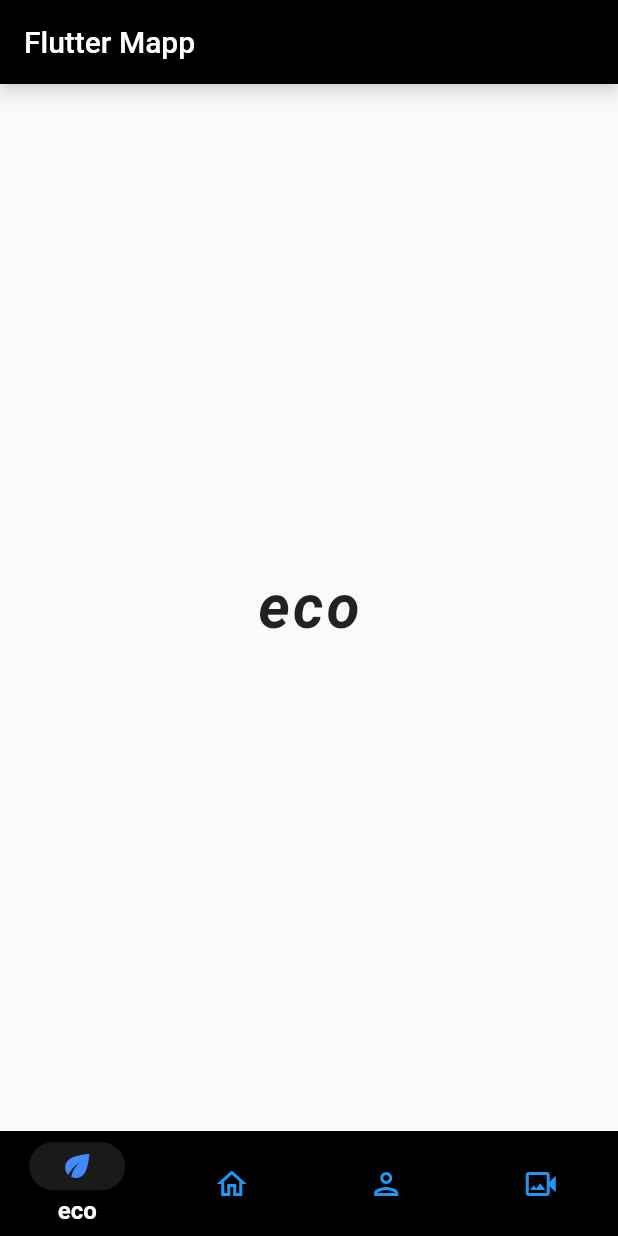
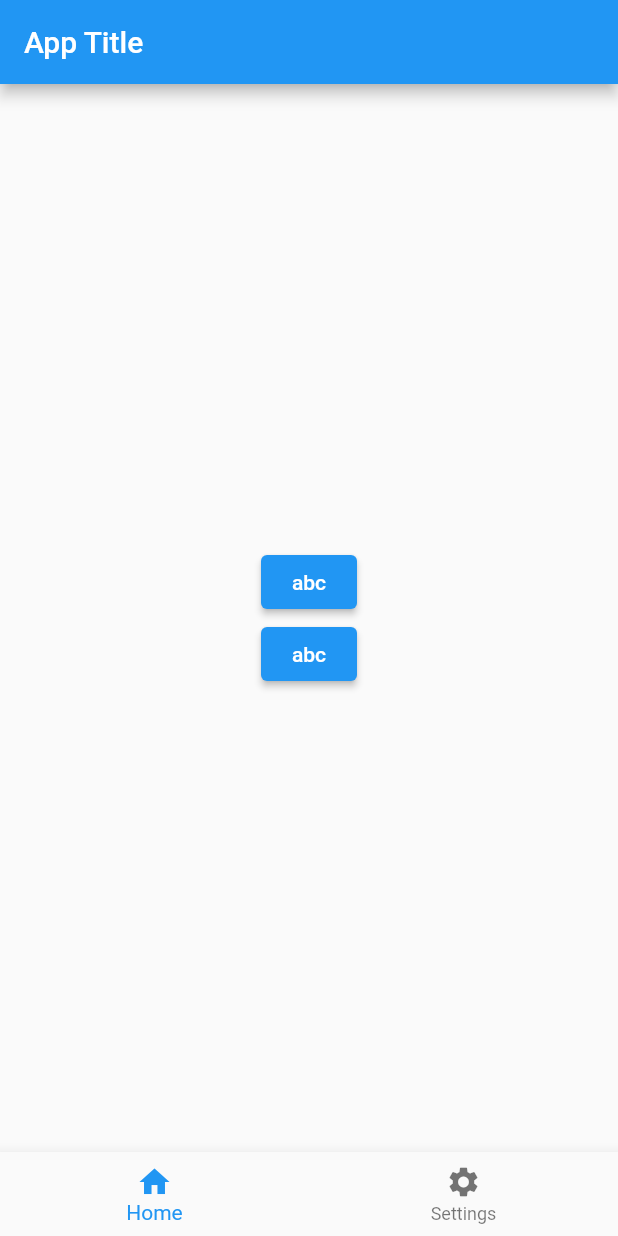
Before and after one commit to dsxksss/learn_flutter, a Flutter app: the screen it shows after launch, on a phone screen of 412 x 824 dp. Run offline on Flutter 3.47's test engine with Material 2 defaults, Android fonts, the phone set to English and light mode, and no system bars.

Commit message:
add:学习内容增加，修改部分内容，及修改底部导航栏demo样式

```diff
--- a/lib/demos/myapp1.dart
+++ b/lib/demos/myapp1.dart
@@ -4,44 +4,73 @@ class MyApp extends StatelessWidget {
   const MyApp({Key? key}) : super(key: key);
 
   @override
+  Widget build(BuildContext context) => (MaterialApp(
+        debugShowCheckedModeBanner: false,
+        home: Scaffold(
+          appBar: AppBar(
+            title: const Text("App Title"),
+          ),
+          body: const Body(),
+          bottomNavigationBar: const ButtonNavigationBar(),
+        ),
+      ));
+}
+
+class Body extends StatefulWidget {
+  const Body({Key? key}) : super(key: key);
+
+  @override
+  State<Body> createState() => _BodyState();
+}
+
+class _BodyState extends State<Body> {
+  String buttonName = "abc";
+
+  void changeButton() => setState(() {
+        buttonName = "xawdaw";
+      });
+
+  @override
+  Widget build(BuildContext context) => (Center(
+          child: Column(
+        //这个属性控制垂直排列的方式
+        mainAxisAlignment: MainAxisAlignment.center,
+        children: [
+          ElevatedButton(
+            onPressed: changeButton,
+            child: Text(buttonName),
+          ),
+          ElevatedButton(
+            onPressed: changeButton,
+            child: Text(buttonName),
+          ),
+        ],
+      )));
+}
+
+class ButtonNavigationBar extends StatefulWidget {
+  const ButtonNavigationBar({Key? key}) : super(key: key);
+
+  @override
+  State<ButtonNavigationBar> createState() => _ButtonNavigationBarState();
+}
+
+class _ButtonNavigationBarState extends State<ButtonNavigationBar> {
+  int currentIndex = 0;
+
+  @override
   Widget build(BuildContext context) {
-    return const MaterialApp(
-      debugShowCheckedModeBanner: false,
-      home: Homepage(),
+    return BottomNavigationBar(
+      items: const [
+        BottomNavigationBarItem(icon: Icon(Icons.home), label: 'Home'),
+        BottomNavigationBarItem(icon: Icon(Icons.settings), label: 'Settings'),
+      ],
+      currentIndex: currentIndex,
+      onTap: (int index) {
+        setState(() {
+          currentIndex = index;
+        });
+      },
     );
   }
 }
-
-class Homepage extends StatelessWidget {
-  const Homepage({Key? key}) : super(key: key);
-
-  @override
-  Widget build(BuildContext context) {
-    return Scaffold(
-        appBar: AppBar(
-          backgroundColor: Colors.white,
-          foregroundColor: Colors.black,
-          shadowColor: Colors.black12,
-          title: const Text("demo 1"),
-        ),
-        body: const Homebody());
-  }
-}
-
-class Homebody extends StatelessWidget {
-  const Homebody({Key? key}) : super(key: key);
-  @override
-  Widget build(BuildContext context) {
-    return Center(
-        child: Container(
-            color: Colors.blueGrey,
-            height: 400,
-            width: 300,
-            child: const Center(
-              child: Text(
-                "Hello world!",
-                style: TextStyle(fontSize: 50),
-              ),
-            )));
-  }
-}
--- a/lib/demos/myapp3/material_you.dart
+++ b/lib/demos/myapp3/material_you.dart
@@ -41,6 +41,7 @@ class _MaterialYouState extends State<MaterialYou> {
           backgroundColor: Colors.black,
           foregroundColor: Colors.white,
           shadowColor: Colors.white,
+          centerTitle: true,
           title: const Text("Flutter Mapp"),
         ),
         body: Center(
@@ -48,7 +49,7 @@ class _MaterialYouState extends State<MaterialYou> {
         ),
         bottomNavigationBar: NavigationBarTheme(
           data: NavigationBarThemeData(
-            indicatorColor: Colors.white.withOpacity(0.1),
+            indicatorColor: Colors.blue.withOpacity(0.1),
             labelTextStyle: MaterialStateProperty.all(
               const TextStyle(
                 fontSize: 16,
--- a/lib/main.dart
+++ b/lib/main.dart
@@ -1,4 +1,4 @@
 import 'package:flutter/material.dart';
-import 'demos/myapp3/myapp3.dart';
+import 'demos/myapp1.dart';
 
 void main() => runApp(const MyApp());
--- a/lib/start_widget.dart
+++ b/lib/start_widget.dart
@@ -65,6 +65,7 @@ class _MyAppState extends State<MyApp> {
   }
 
   void choiceQuestion() {
+    // ignore: todo
     //TODO:选择答案的功能，按下按钮后会记录已经按下的答案，并且进入到下一个问题
   }
 
```
Also changed, not shown: pubspec.lock.
